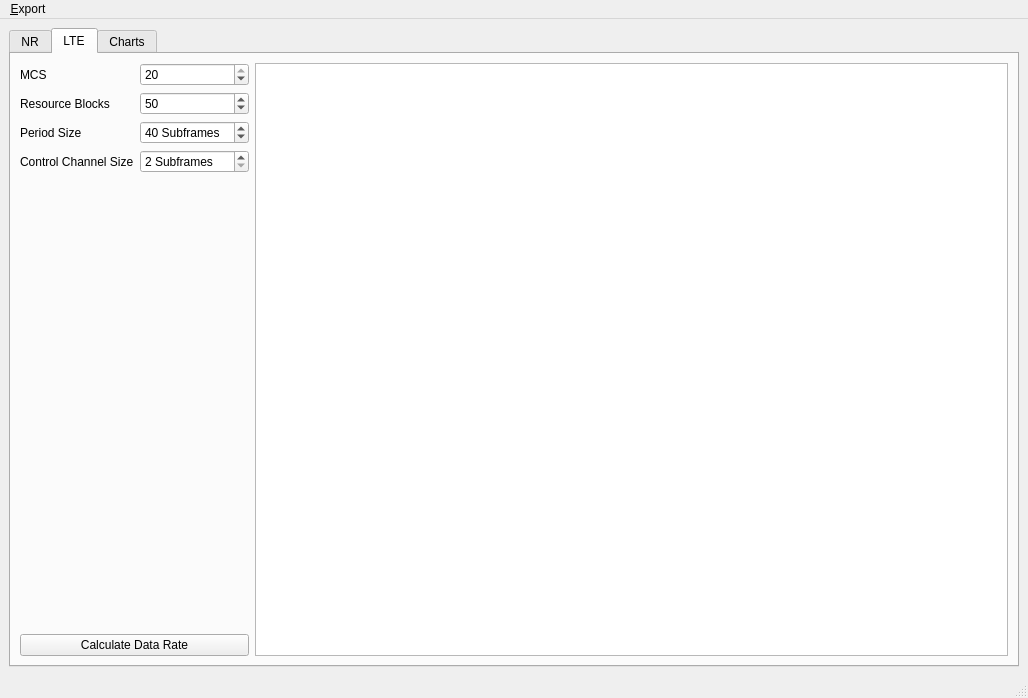
First picture: the form in main-window.ui, repository usnistgov/5G-NR-LTE-Sidelink-Capacity-Estimator, before the edit.
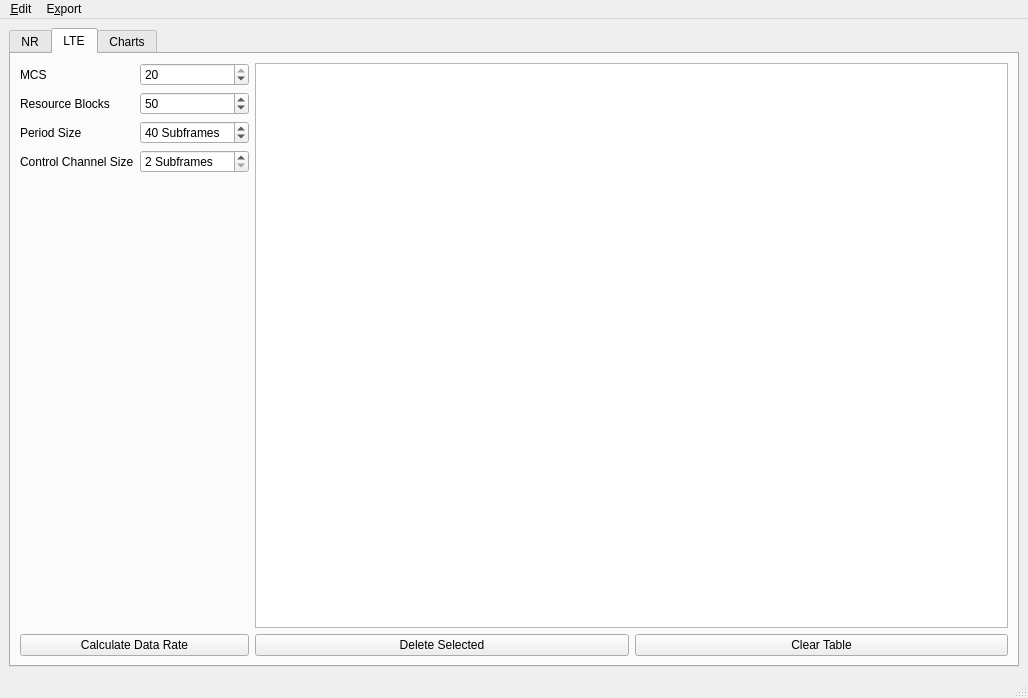
Second picture: the form after the edit. The open tabs and pages were chosen to show the change. Custom widgets are drawn as their Qt base class.

Commit message: Add buttons and dropdown to clear results

What changed in the file:
```diff
--- a/main-window.ui
+++ b/main-window.ui
@@ -263,7 +263,29 @@
          </layout>
         </item>
         <item>
-         <widget class="QTableView" name="tableResultLte"/>
+         <layout class="QVBoxLayout" name="verticalLayout_5">
+          <item>
+           <widget class="QTableView" name="tableResultLte"/>
+          </item>
+          <item>
+           <layout class="QHBoxLayout" name="hlLteButtons">
+            <item>
+             <widget class="QPushButton" name="btnDeleteSelectedLte">
+              <property name="text">
+               <string>Delete Selected</string>
+              </property>
+             </widget>
+            </item>
+            <item>
+             <widget class="QPushButton" name="btnClearLte">
+              <property name="text">
+               <string>Clear Table</string>
+              </property>
+             </widget>
+            </item>
+           </layout>
+          </item>
+         </layout>
         </item>
        </layout>
       </widget>
@@ -382,15 +404,23 @@
      <x>0</x>
      <y>0</y>
      <width>1028</width>
-     <height>26</height>
+     <height>24</height>
     </rect>
    </property>
    <widget class="QMenu" name="menuExport">
     <property name="title">
-     <string>&amp;Export</string>
+     <string>E&amp;xport</string>
     </property>
     <addaction name="action_CSV"/>
    </widget>
+   <widget class="QMenu" name="menuEdit">
+    <property name="title">
+     <string>&amp;Edit</string>
+    </property>
+    <addaction name="actionClear_Tables"/>
+    <addaction name="actionDelete_Selected"/>
+   </widget>
+   <addaction name="menuEdit"/>
    <addaction name="menuExport"/>
   </widget>
   <widget class="QStatusBar" name="statusbar"/>
```
Left out of the diff: 28 changed lines with no effect on the pictures. The commit also changes 2 other files.
